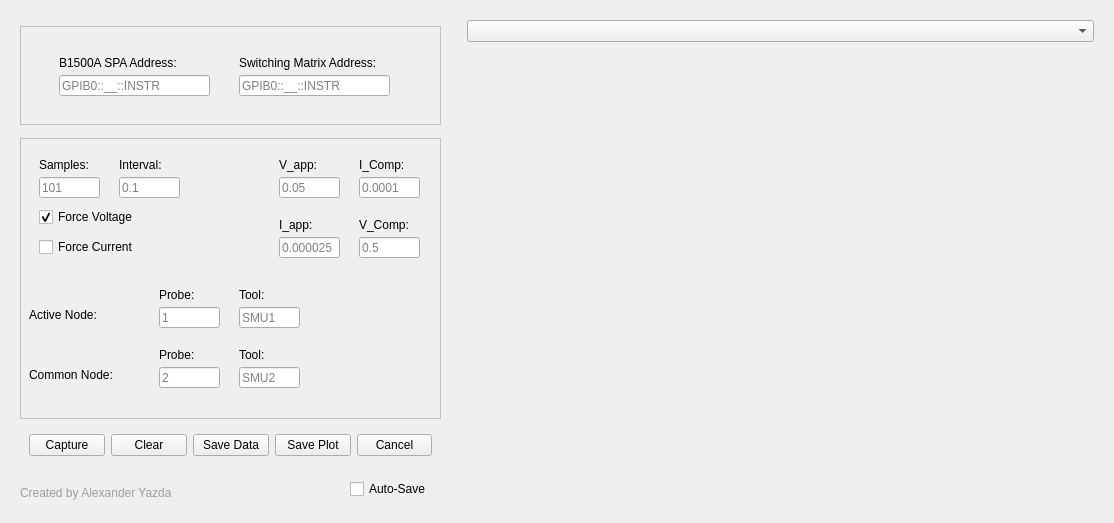
Above: DC_Sampling_GUI_2Probe_backend.ui from Alexyazdani/GUI_Testing before the change. Below: the same form after it.
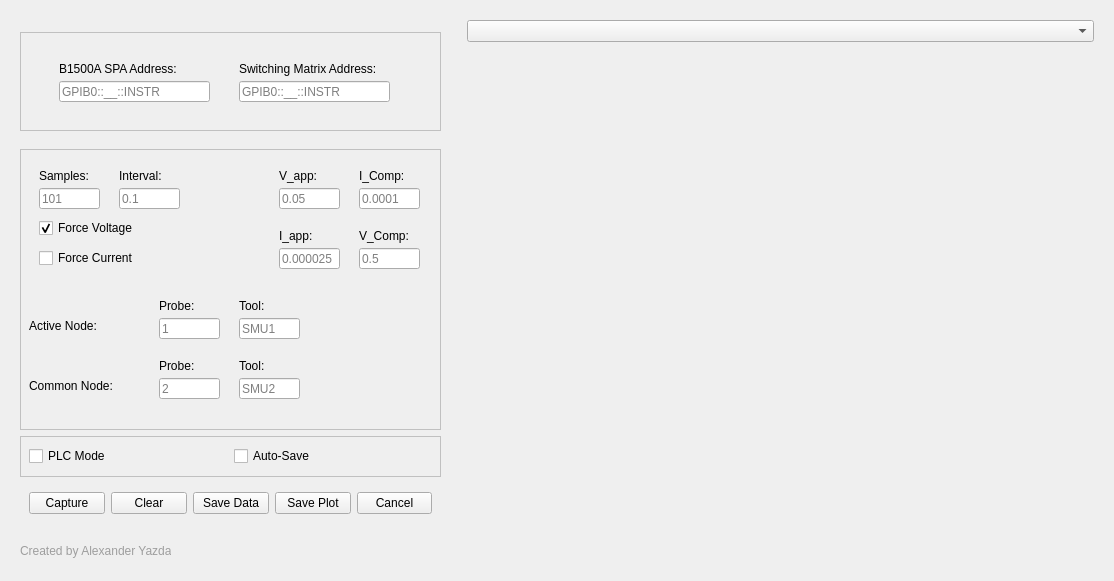
That is the form after the change.

```diff
--- a/DC_Sampling_GUI_2Probe_backend.ui
+++ b/DC_Sampling_GUI_2Probe_backend.ui
@@ -7,9 +7,15 @@
     <x>0</x>
     <y>0</y>
     <width>1114</width>
-    <height>519</height>
+    <height>581</height>
    </rect>
   </property>
+  <property name="minimumSize">
+   <size>
+    <width>1104</width>
+    <height>581</height>
+   </size>
+  </property>
   <property name="windowTitle">
    <string>Form</string>
   </property>
@@ -511,6 +517,58 @@
         </property>
        </spacer>
       </item>
+      <item>
+       <widget class="QWidget" name="widget_8" native="true">
+        <property name="minimumSize">
+         <size>
+          <width>401</width>
+          <height>41</height>
+         </size>
+        </property>
+        <property name="maximumSize">
+         <size>
+          <width>421</width>
+          <height>16777215</height>
+         </size>
+        </property>
+        <property name="styleSheet">
+         <string notr="true">#widget_8
+
+{
+	border: 1px  solid #C0C0C0;
+}</string>
+        </property>
+        <layout class="QHBoxLayout" name="horizontalLayout_5">
+         <item>
+          <widget class="QCheckBox" name="PLC_checkBox">
+           <property name="text">
+            <string>PLC Mode</string>
+           </property>
+          </widget>
+         </item>
+         <item>
+          <widget class="QCheckBox" name="save_checkBox">
+           <property name="text">
+            <string>Auto-Save</string>
+           </property>
+          </widget>
+         </item>
+        </layout>
+       </widget>
+      </item>
+      <item>
+       <spacer name="verticalSpacer_3">
+        <property name="orientation">
+         <enum>Qt::Vertical</enum>
+        </property>
+        <property name="sizeHint" stdset="0">
+         <size>
+          <width>20</width>
+          <height>0</height>
+         </size>
+        </property>
+       </spacer>
+      </item>
       <item>
        <widget class="QWidget" name="widget_4" native="true">
         <property name="minimumSize">
@@ -565,7 +623,7 @@
        </widget>
       </item>
       <item>
-       <spacer name="verticalSpacer_3">
+       <spacer name="verticalSpacer_5">
         <property name="orientation">
          <enum>Qt::Vertical</enum>
         </property>
@@ -603,19 +661,6 @@
           <string>Created by Alexander Yazdani</string>
          </property>
         </widget>
-        <widget class="QCheckBox" name="save_checkBox">
-         <property name="geometry">
-          <rect>
-           <x>330</x>
-           <y>7</y>
-           <width>91</width>
-           <height>20</height>
-          </rect>
-         </property>
-         <property name="text">
-          <string>Auto-Save</string>
-         </property>
-        </widget>
        </widget>
       </item>
      </layout>
```
